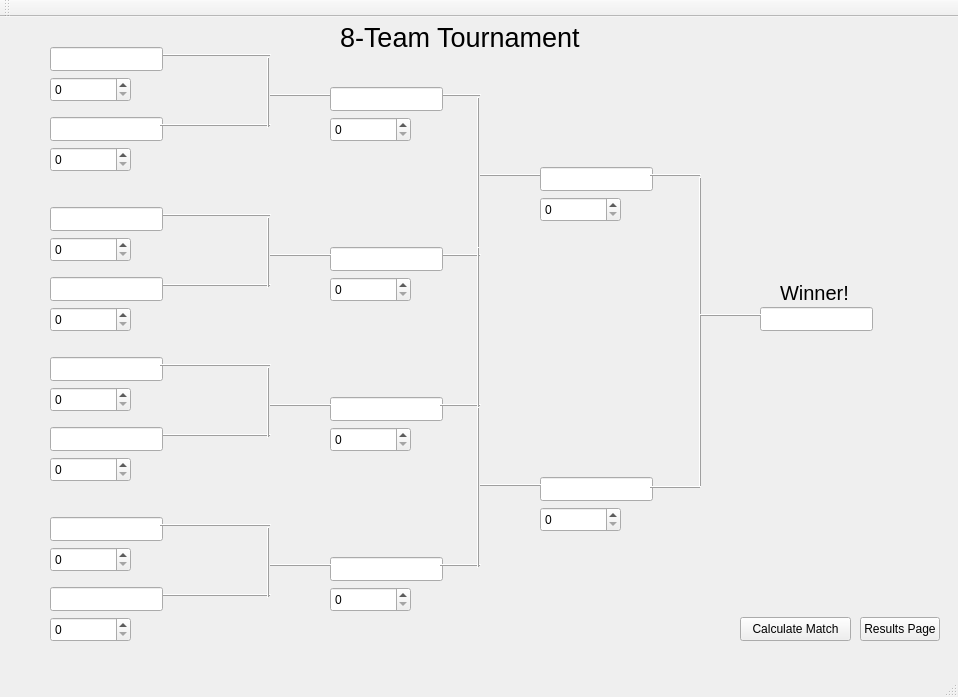
This is TournamentQtWidgetApp/_8TeamBracketMatch.ui in SolomonPRR/COP3003Project-main as Qt 5 draws it before an edit. The edited form follows.
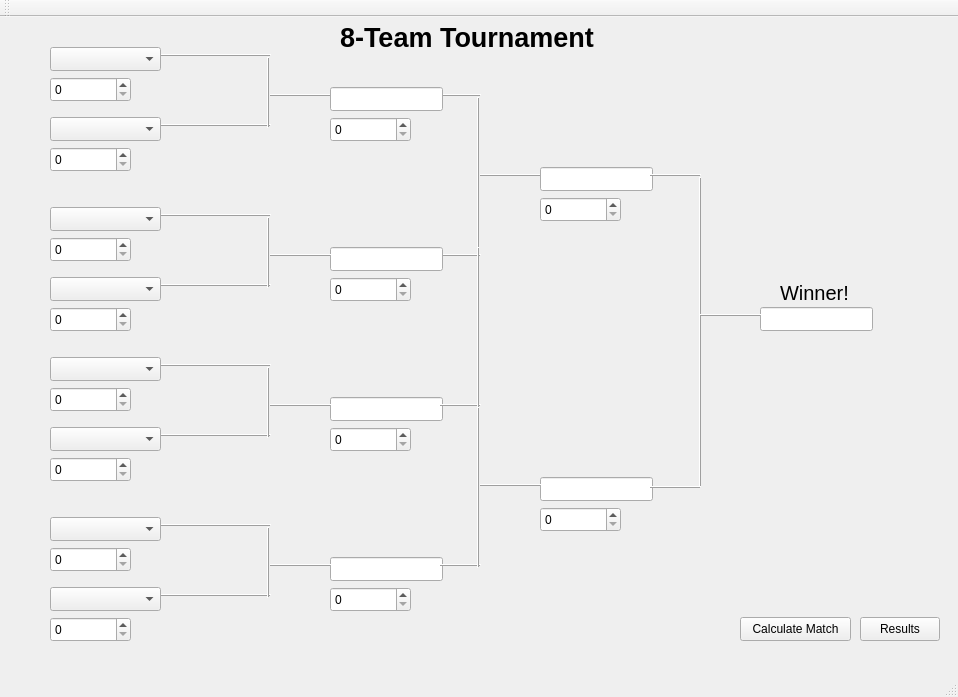
This is the edited form.

Commit message:
Refreshed tournament setup and bracket UI
Improved tournament setup labels and layout, replaced bracket team fields with combo boxes, and simplified results buttons. Removed the 16-team bracket files from the Visual Studio project. Code has to be corrected and implemented to work with combo boxes, previously line edit text boxes.

Patch:
```diff
--- a/TournamentQtWidgetApp/_8TeamBracketMatch.ui
+++ b/TournamentQtWidgetApp/_8TeamBracketMatch.ui
@@ -14,19 +14,6 @@
    <string>_8TeamBracketMatch</string>
   </property>
   <widget class="QWidget" name="centralWidget">
-   <widget class="QLineEdit" name="match1Team2B">
-    <property name="geometry">
-     <rect>
-      <x>50</x>
-      <y>100</y>
-      <width>113</width>
-      <height>24</height>
-     </rect>
-    </property>
-    <property name="readOnly">
-     <bool>true</bool>
-    </property>
-   </widget>
    <widget class="QFrame" name="frame_3">
     <property name="geometry">
      <rect>
@@ -121,7 +108,7 @@
      </rect>
     </property>
     <property name="text">
-     <string>Results Page</string>
+     <string>Results</string>
     </property>
    </widget>
    <widget class="QFrame" name="frame_7">
@@ -225,6 +212,7 @@
     <property name="font">
      <font>
       <pointsize>20</pointsize>
+      <bold>true</bold>
      </font>
     </property>
     <property name="text">
@@ -320,19 +308,6 @@
      <number>100</number>
     </property>
    </widget>
-   <widget class="QLineEdit" name="match1Team4B">
-    <property name="geometry">
-     <rect>
-      <x>50</x>
-      <y>260</y>
-      <width>113</width>
-      <height>24</height>
-     </rect>
-    </property>
-    <property name="readOnly">
-     <bool>true</bool>
-    </property>
-   </widget>
    <widget class="QSpinBox" name="spinBox_5">
     <property name="geometry">
      <rect>
@@ -380,19 +355,6 @@
      <enum>QFrame::Shadow::Raised</enum>
     </property>
    </widget>
-   <widget class="QLineEdit" name="match1Team3B">
-    <property name="geometry">
-     <rect>
-      <x>50</x>
-      <y>190</y>
-      <width>113</width>
-      <height>24</height>
-     </rect>
-    </property>
-    <property name="readOnly">
-     <bool>true</bool>
-    </property>
-   </widget>
    <widget class="QFrame" name="frame">
     <property name="geometry">
      <rect>
@@ -440,19 +402,6 @@
      <number>100</number>
     </property>
    </widget>
-   <widget class="QLineEdit" name="match1Team1B">
-    <property name="geometry">
-     <rect>
-      <x>50</x>
-      <y>30</y>
-      <width>113</width>
-      <height>24</height>
-     </rect>
-    </property>
-    <property name="readOnly">
-     <bool>true</bool>
-    </property>
-   </widget>
    <widget class="QSpinBox" name="spinBox_3">
     <property name="geometry">
      <rect>
@@ -565,19 +514,6 @@
      <enum>QFrame::Shadow::Raised</enum>
     </property>
    </widget>
-   <widget class="QLineEdit" name="match1Team6B">
-    <property name="geometry">
-     <rect>
-      <x>50</x>
-      <y>410</y>
-      <width>113</width>
-      <height>24</height>
-     </rect>
-    </property>
-    <property name="readOnly">
-     <bool>true</bool>
-    </property>
-   </widget>
    <widget class="QFrame" name="frame_15">
     <property name="geometry">
      <rect>
@@ -599,19 +535,6 @@
      <enum>QFrame::Shadow::Raised</enum>
     </property>
    </widget>
-   <widget class="QLineEdit" name="match1Team5B">
-    <property name="geometry">
-     <rect>
-      <x>50</x>
-      <y>340</y>
-      <width>113</width>
-      <height>24</height>
-     </rect>
-    </property>
-    <property name="readOnly">
-     <bool>true</bool>
-    </property>
-   </widget>
    <widget class="QFrame" name="frame_16">
     <property name="geometry">
      <rect>
@@ -769,19 +692,6 @@
      <enum>QFrame::Shadow::Raised</enum>
     </property>
    </widget>
-   <widget class="QLineEdit" name="match1Team8B">
-    <property name="geometry">
-     <rect>
-      <x>50</x>
-      <y>570</y>
-      <width>113</width>
-      <height>24</height>
-     </rect>
-    </property>
-    <property name="readOnly">
-     <bool>true</bool>
-    </property>
-   </widget>
    <widget class="QFrame" name="frame_21">
     <property name="geometry">
      <rect>
@@ -803,19 +713,6 @@
      <enum>QFrame::Shadow::Raised</enum>
     </property>
    </widget>
-   <widget class="QLineEdit" name="match1Team7B">
-    <property name="geometry">
-     <rect>
-      <x>50</x>
-      <y>500</y>
-      <width>113</width>
-      <height>24</height>
-     </rect>
-    </property>
-    <property name="readOnly">
-     <bool>true</bool>
-    </property>
-   </widget>
    <widget class="QFrame" name="frame_22">
     <property name="geometry">
      <rect>
@@ -1062,6 +959,86 @@
      <number>100</number>
     </property>
    </widget>
+   <widget class="QComboBox" name="match1Team1B">
+    <property name="geometry">
+     <rect>
+      <x>50</x>
+      <y>30</y>
+      <width>111</width>
+      <height>24</height>
+     </rect>
+    </property>
+   </widget>
+   <widget class="QComboBox" name="match1Team2B">
+    <property name="geometry">
+     <rect>
+      <x>50</x>
+      <y>100</y>
+      <width>111</width>
+      <height>24</height>
+     </rect>
+    </property>
+   </widget>
+   <widget class="QComboBox" name="match1Team3B">
+    <property name="geometry">
+     <rect>
+      <x>50</x>
+      <y>190</y>
+      <width>111</width>
+      <height>24</height>
+     </rect>
+    </property>
+   </widget>
+   <widget class="QComboBox" name="match1Team4B">
+    <property name="geometry">
+     <rect>
+      <x>50</x>
+      <y>260</y>
+      <width>111</width>
+      <height>24</height>
+     </rect>
+    </property>
+   </widget>
+   <widget class="QComboBox" name="match1Team5B">
+    <property name="geometry">
+     <rect>
+      <x>50</x>
+      <y>340</y>
+      <width>111</width>
+      <height>24</height>
+     </rect>
+    </property>
+   </widget>
+   <widget class="QComboBox" name="match1Team6B">
+    <property name="geometry">
+     <rect>
+      <x>50</x>
+      <y>410</y>
+      <width>111</width>
+      <height>24</height>
+     </rect>
+    </property>
+   </widget>
+   <widget class="QComboBox" name="match1Team7B">
+    <property name="geometry">
+     <rect>
+      <x>50</x>
+      <y>500</y>
+      <width>111</width>
+      <height>24</height>
+     </rect>
+    </property>
+   </widget>
+   <widget class="QComboBox" name="match1Team8B">
+    <property name="geometry">
+     <rect>
+      <x>50</x>
+      <y>570</y>
+      <width>111</width>
+      <height>24</height>
+     </rect>
+    </property>
+   </widget>
   </widget>
   <widget class="QMenuBar" name="menuBar">
    <property name="geometry">
```
The commit also changes 4 other files.
